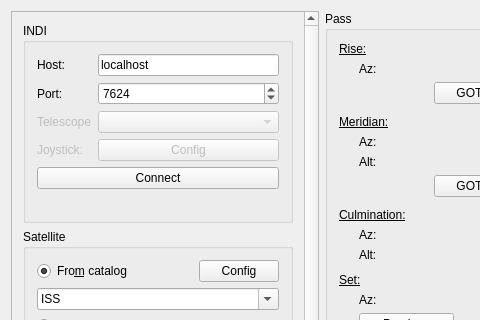
Qt form mainwindow.ui (farom57/Orbit-hunter) before a commit; both pictures show x 0 to 480 and y 0 to 320 of the 1295 by 866 pixel window.
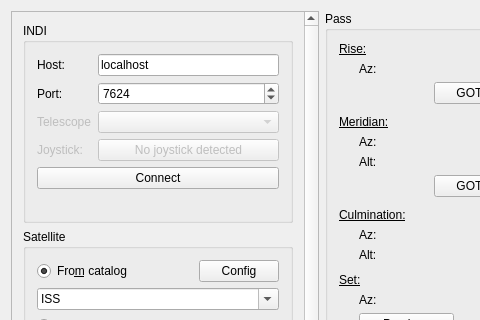
The same form after that commit.

Commit message: Joystick fonctionnel

```diff
--- a/mainwindow.ui
+++ b/mainwindow.ui
@@ -130,7 +130,7 @@
                   <bool>false</bool>
                  </property>
                  <property name="text">
-                  <string>Config</string>
+                  <string>No joystick detected</string>
                  </property>
                 </widget>
                </item>
```
The commit also changes 5 other files.
